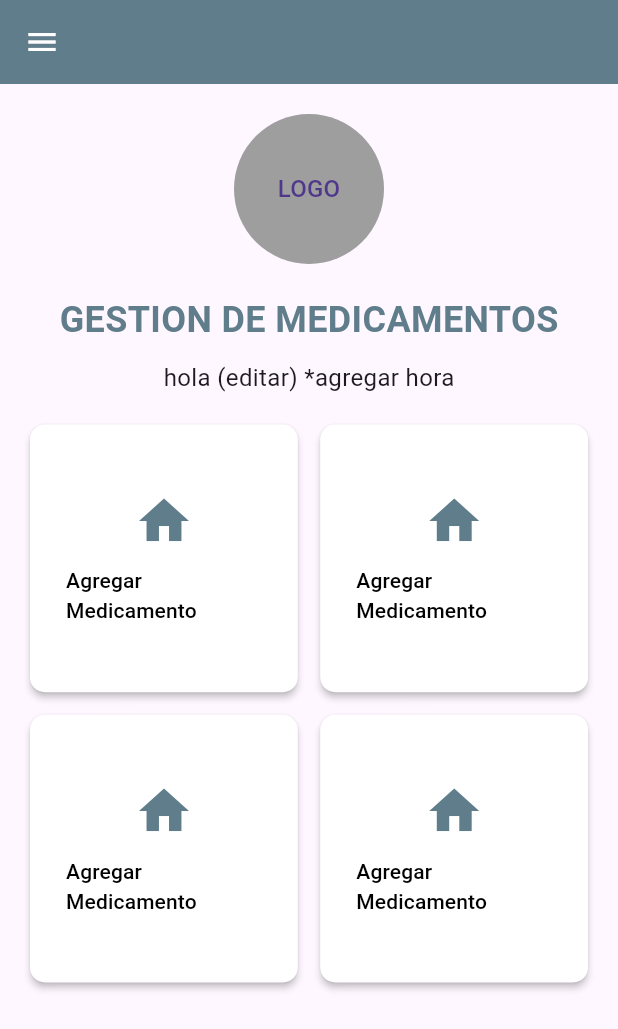
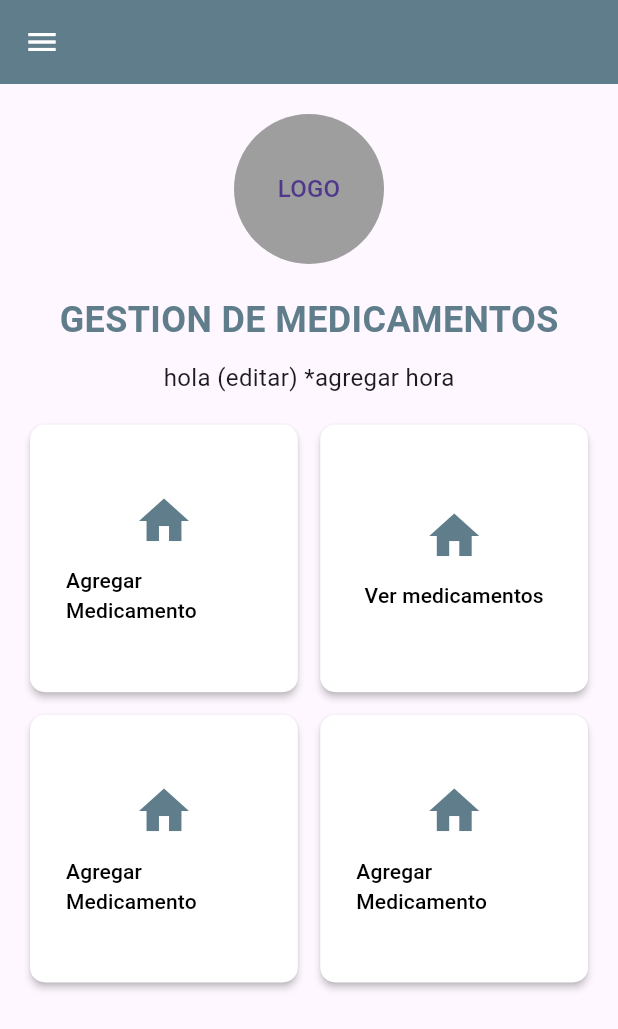
Before and after one commit to FernandoJPalma/Proyecto_Final, a Flutter app: the HomePage screen opened by its route, on a phone screen of 412 x 824 dp. Shown: the top 1029 px of the screen. Run offline on Flutter 3.47's test engine with Material 3 defaults, Android fonts, the phone set to English and light mode, and no system bars; our stand-ins replace get, get_storage, go_router; accounts and stored records are empty.

Commit message:
Controlador del getstorage con los medicamentos
Se agrego la pantalla para ver los medicamentos existentes en el storage

```diff
--- /dev/null
+++ b/proyecto_final/lib/controllers/medicamentos_controller.dart
@@ -0,0 +1,51 @@
+import 'package:get/state_manager.dart';
+import 'package:get_storage/get_storage.dart';
+import 'package:proyecto_final/models/medicamento.dart';
+
+class MedicamentosController extends GetxController {
+  final GetStorage _storage = GetStorage();
+  final RxList<Medicamento> medicamentos = <Medicamento>[].obs;
+
+  @override
+  void onInit() {
+    super.onInit();
+    cargarMedicamentosLocal();
+  }
+
+  void cargarMedicamentosLocal() {
+    if (_storage.read('medicamentos') != null) {
+      final List<Medicamento> storedItems = List<Medicamento>.from(
+        _storage.read('medicamentos').map((c)=>Medicamento.fromJson(c))
+      );
+      medicamentos.assignAll(storedItems);
+      print(storedItems);
+    }
+    // print(_storage.read('medicamentos'));
+  }
+
+  void agregarMedicamento(Medicamento med) {
+    print(_storage.read('medicamentos'));
+    medicamentos.add(med);
+    _storage.write('medicamentos', medicamentos);
+    print(medicamentos);
+  }
+  void removeItem(int index) {
+      medicamentos.removeAt(index);
+      _storage.write('items', medicamentos);
+    }
+  // final _listaMedicamentos = <Medicamento>[].obs;
+  //   void agregarMedicamento(Medicamento nuevomd) {
+  //   final medicamentos = obtenerMedicamento();
+  //   if (obtenerMedicamento()==null) {
+  //     storage.write('medicamentos', [nuevomd]);
+  //     // print(storage.read('medicamentos'));
+  //   }else{
+  //     medicamentos?.add(nuevomd);
+  //     storage.write('medicamentos', medicamentos);
+  //   }
+  // }
+
+  // List<Medicamento>? obtenerMedicamento() {
+  //   return storage.read('medicamentos');
+  // }
+}
--- a/proyecto_final/lib/routes/routes.dart
+++ b/proyecto_final/lib/routes/routes.dart
@@ -4,10 +4,11 @@ import 'package:go_router/go_router.dart';
 import 'package:proyecto_final/views/agregar_medicamento.dart';
 import 'package:proyecto_final/views/home_page.dart';
 import 'package:proyecto_final/views/login_page.dart';
+import 'package:proyecto_final/views/medicamentos_agregados.dart';
 import 'package:proyecto_final/views/registration_page.dart';
 
 final router = GoRouter(
-  initialLocation: '/agregar',
+  initialLocation: '/homepage',
   redirect: (BuildContext context, GoRouterState state) {
     final isLoggedIn = GetStorage().read('isLoggedIn') ?? false;
 
@@ -37,14 +38,21 @@ final router = GoRouter(
       name: 'homePage',
       path: '/homepage', // /home/perfil
       builder: (context, state) {
-        return const HomePage();
+        return HomePage();
       },
     ),GoRoute(
       name: 'agregarMedicamento',
       path: '/agregar', // /home/perfil
       builder: (context, state) {
-        return const AgregarMedicamento();
+        return AgregarMedicamento();
+      },
+    ),GoRoute(
+      name: 'lista-medicamentos',
+      path: '/lista-medicamentos', // /home/perfil
+      builder: (context, state) {
+        return MedicamentosAgregados();
       },
     ),
+
   ],
 );
--- a/proyecto_final/lib/views/home_page.dart
+++ b/proyecto_final/lib/views/home_page.dart
@@ -1,10 +1,14 @@
 import 'package:flutter/material.dart';
+import 'package:get/get.dart';
+import 'package:proyecto_final/controllers/medicamentos_controller.dart';
 import 'package:proyecto_final/widgets/opciones_main.dart';
 import '../widgets/side_menu.dart';
 
 class HomePage extends StatelessWidget {
-  const HomePage({super.key});
-
+  HomePage({super.key});
+  final medicamentoController = Get.put<MedicamentosController>(
+    MedicamentosController(),
+  );
   @override
   Widget build(BuildContext context) {
     return Scaffold(
@@ -46,7 +50,7 @@ class HomePage extends StatelessWidget {
             style: TextStyle(fontSize: 16),
           ),
           const SizedBox(height: 20),
-          OpcionesMain()
+          OpcionesMain(),
         ],
       ),
     );
--- a/proyecto_final/lib/widgets/opciones_main.dart
+++ b/proyecto_final/lib/widgets/opciones_main.dart
@@ -19,8 +19,8 @@ class OpcionesMain extends StatelessWidget {
               nombreRuta: '/agregar',
             ),
             Opcion(
-              nombreOpcion: 'Agregar Medicamento',
-              nombreRuta: '/agregar',
+              nombreOpcion: 'Ver medicamentos',
+              nombreRuta: '/lista-medicamentos',
             ),
             Opcion(
               nombreOpcion: 'Agregar Medicamento',
```
Also changed, not shown: proyecto_final/lib/models/medicamento.dart (+0 -20 lines), proyecto_final/lib/views/agregar_medicamento.dart (+12 -20 lines), proyecto_final/lib/views/fragments/lista_medicamentos.dart (added, +36 -0 lines), proyecto_final/lib/views/medicamentos_agregados.dart (added, +15 -0 lines), proyecto_final/lib/views/registration_page.dart (+2 -5 lines).
